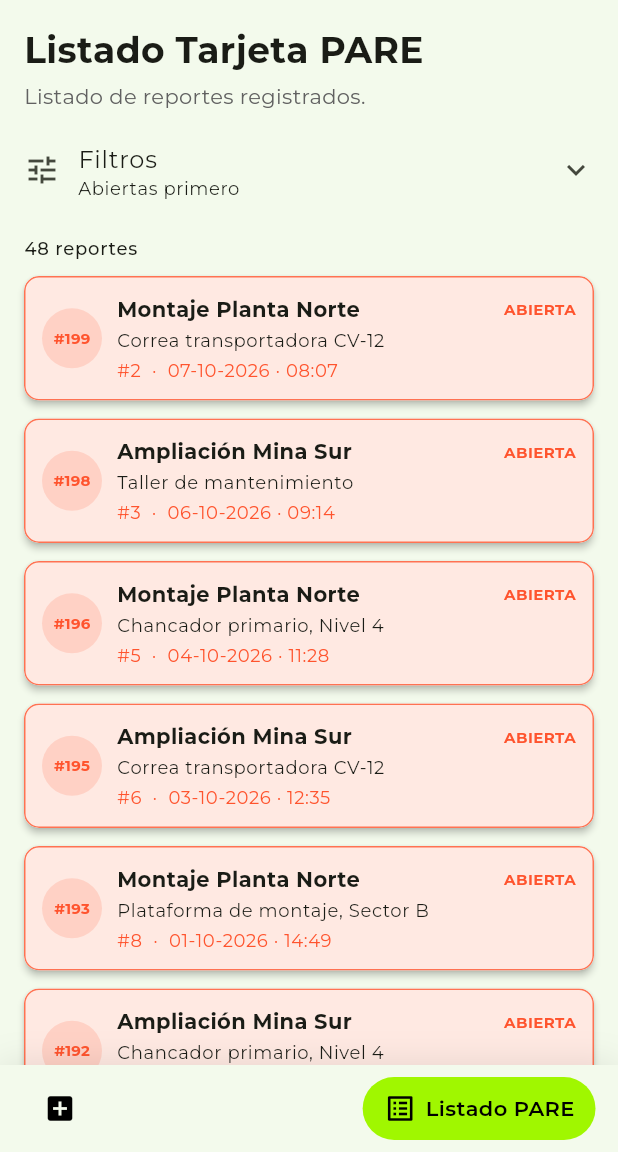
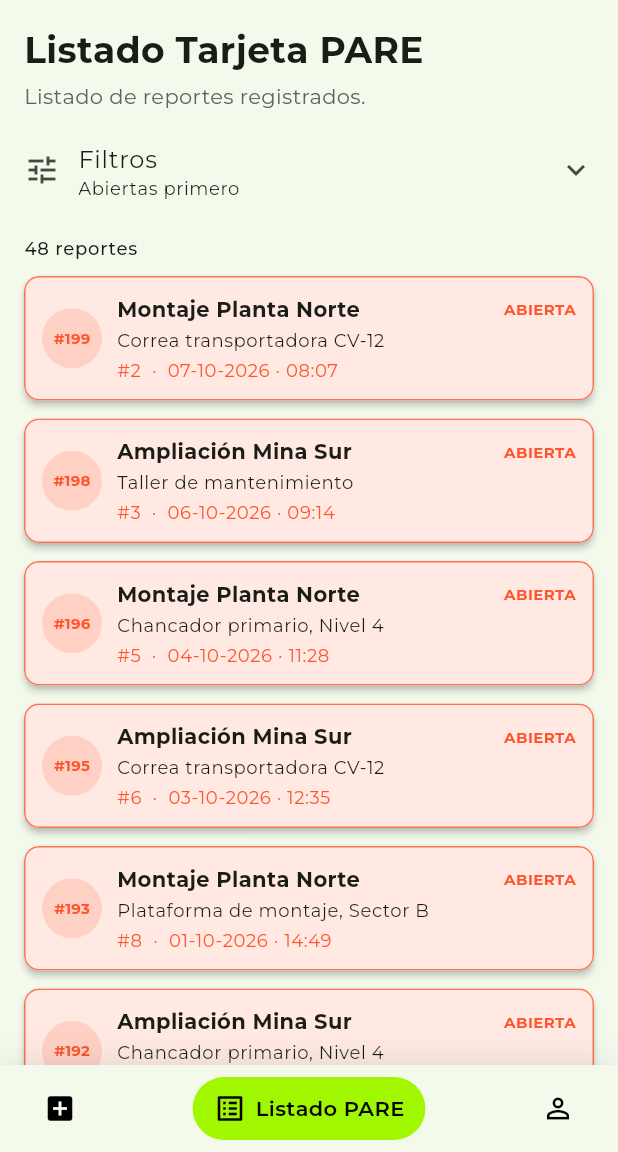
Before and after one commit to Ruchuba09/ava-movil, a Flutter app: the HomeScreen screen opened directly, item 2 of the bottom bar chosen, on a phone screen of 412 x 824 dp, the part 84-1236 px from its top. Run offline on Flutter 3.47's test engine with Material 3 defaults, Android fonts, the phone set to English and light mode, and no system bars; drawn by our look-alikes of google_nav_bar; our stand-ins replace connectivity_plus, file_picker, flutter_svg, image_picker, logger, open_filex and 3 more; accounts and stored records are empty; project files that could hold a hidden picture were left out.

Commit message:
Se añade Mis reportes

```diff
--- a/lib/view/home/home_screen.dart
+++ b/lib/view/home/home_screen.dart
@@ -25,6 +25,7 @@ class _HomeScreenState extends State<HomeScreen> {
   static const List<Widget> _widgetOptions = <Widget>[
     NewReportScreen(),
     ReportsScreen(),
+    ReportsScreen(onlyCurrentUser: true),
   ];
 
   Future<void> _showNotifications() async {
@@ -356,6 +357,10 @@ class _HomeScreenState extends State<HomeScreen> {
                   icon: Icons.list_alt,
                   text: 'Listado PARE',
                 ),
+                GButton(
+                  icon: Icons.person_outline,
+                  text: 'Mis Reportes',
+                ),
               ],
               selectedIndex: _selectedIndex,
               onTabChange: (index) {
--- a/lib/view/reports/reports_screen.dart
+++ b/lib/view/reports/reports_screen.dart
@@ -7,11 +7,13 @@ import 'package:avamovil/view/widgets/selection_field.dart';
 class ReportsScreen extends StatefulWidget {
   final String initialStatusFilter;
   final String initialProjectFilter;
+  final bool onlyCurrentUser;
 
   const ReportsScreen({
     super.key,
     this.initialStatusFilter = 'Todos',
     this.initialProjectFilter = 'Todos los proyectos',
+    this.onlyCurrentUser = false,
   });
 
   @override
@@ -68,7 +70,10 @@ class _ReportsScreenState extends State<ReportsScreen> {
     return AnimatedBuilder(
       animation: demoData,
       builder: (context, child) {
-        final matchingReports = demoData.reports.where((report) {
+        final sourceReports = widget.onlyCurrentUser
+            ? demoData.currentUserReports
+            : demoData.reports;
+        final matchingReports = sourceReports.where((report) {
           final date = report['date'] as DateTime;
           final passProject = _projectFilter == 'Todos los proyectos' ||
               report['project'] == _projectFilter;
@@ -103,11 +108,17 @@ class _ReportsScreenState extends State<ReportsScreen> {
               child: Column(
                 crossAxisAlignment: CrossAxisAlignment.start,
                 children: [
-                  const Text('Listado Tarjeta PARE',
+                  Text(
+                      widget.onlyCurrentUser
+                          ? 'Mis Reportes'
+                          : 'Listado Tarjeta PARE',
                       style:
                           TextStyle(fontSize: 24, fontWeight: FontWeight.bold)),
                   const SizedBox(height: 4),
-                  Text('Listado de reportes registrados.',
+                  Text(
+                      widget.onlyCurrentUser
+                          ? 'Tarjetas creadas por ti o asociadas a tu usuario.'
+                          : 'Listado de reportes registrados.',
                       style: TextStyle(
                           color: isDark ? Colors.grey[400] : Colors.grey[700])),
                   const SizedBox(height: 6),
```
Also changed, not shown: lib/dev/demo_data.dart (+9 -0 lines), 1 other file.
